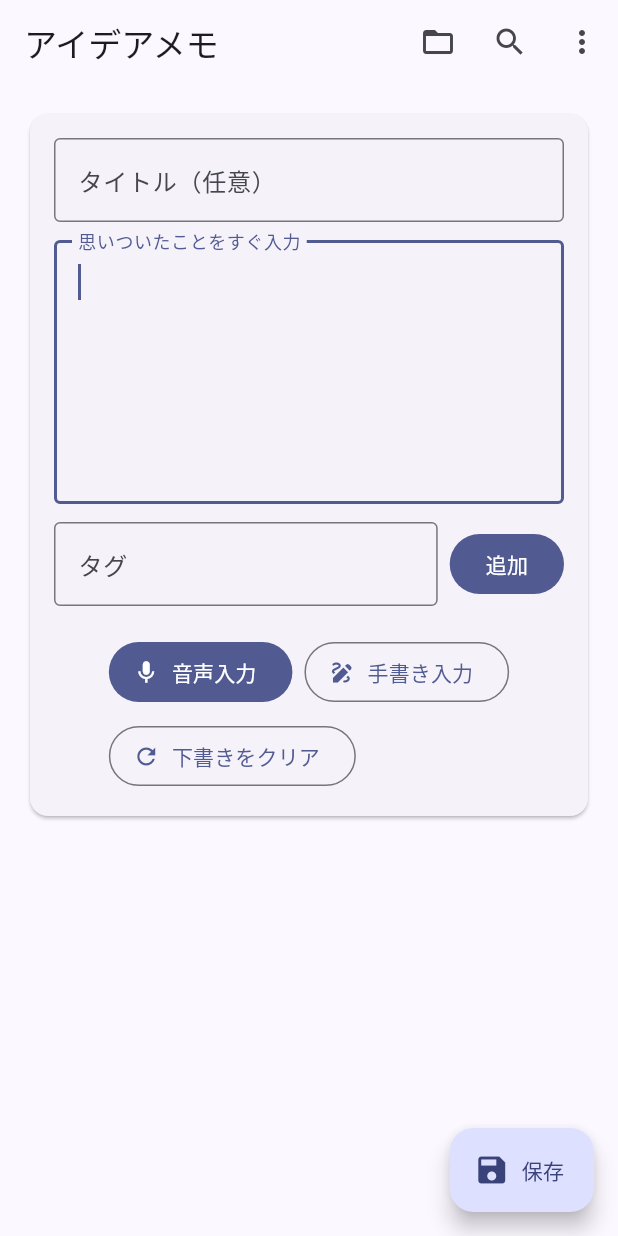
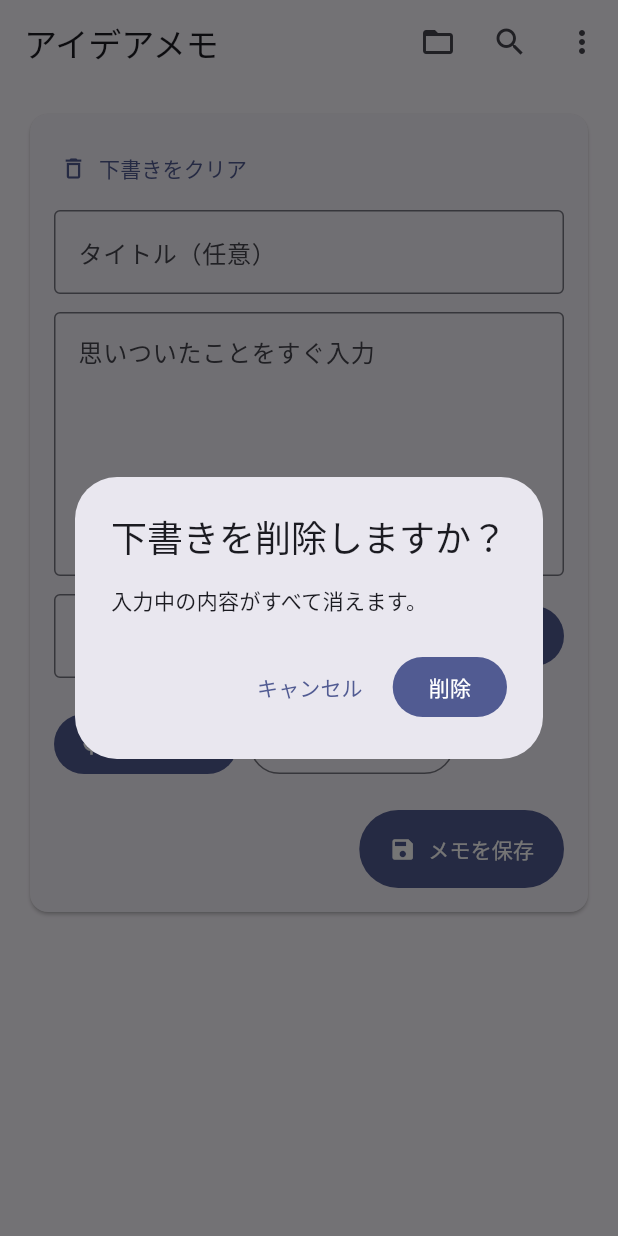
Before and after one commit to 256stella64-wq/idea_memo, a Flutter app: the screen it shows after launch, after a tap on "下書きをクリア", on a phone screen of 412 x 824 dp. Run offline on Flutter 3.47's test engine with Material 3 defaults, Android fonts, the phone set to English and light mode, and no system bars; our stand-ins replace flutter_local_notifications, flutter_timezone, shared_preferences, signature, speech_to_text, timezone.

Commit message:
ホーム画面ボタン

```diff
--- a/lib/main.dart
+++ b/lib/main.dart
@@ -301,11 +301,7 @@ class _HomeScreenState extends State<HomeScreen> {
           body: SafeArea(
             child: _buildInputArea(context),
           ),
-          floatingActionButton: FloatingActionButton.extended(
-            onPressed: _saveMemo,
-            icon: const Icon(Icons.save),
-            label: const Text('保存'),
-          ),
+
         );
       },
     );
@@ -319,7 +315,50 @@ class _HomeScreenState extends State<HomeScreen> {
           child: Padding(
             padding: const EdgeInsets.all(16),
             child: Column(
+              crossAxisAlignment: CrossAxisAlignment.start,
               children: [
+                Align(
+                  alignment: Alignment.centerLeft,
+                  child: TextButton.icon(
+                    style: TextButton.styleFrom(
+                      padding: const EdgeInsets.symmetric(horizontal: 4, vertical: 4),
+                      visualDensity: VisualDensity.compact,
+                    ),
+                    onPressed: () async {
+                      final ok = await showDialog<bool>(
+                        context: context,
+                        builder: (_) => AlertDialog(
+                          title: const Text('下書きを削除しますか？'),
+                          content: const Text('入力中の内容がすべて消えます。'),
+                          actions: [
+                            TextButton(
+                              onPressed: () => Navigator.pop(context, false),
+                              child: const Text('キャンセル'),
+                            ),
+                            FilledButton(
+                              onPressed: () => Navigator.pop(context, true),
+                              child: const Text('削除'),
+                            ),
+                          ],
+                        ),
+                      );
+
+                      if (ok != true) return;
+
+                      _titleController.clear();
+                      _bodyController.clear();
+                      _tagController.clear();
+                      setState(() {
+                        _draftTags = [];
+                        _draftHandwritingBase64 = null;
+                      });
+                      _focusNode.requestFocus();
+                    },
+                    icon: const Icon(Icons.delete_outline, size: 18),
+                    label: const Text('下書きをクリア'),
+                  ),
+                ),
+                const SizedBox(height: 8),
                 TextField(
                   controller: _titleController,
                   decoration: const InputDecoration(
@@ -353,10 +392,10 @@ class _HomeScreenState extends State<HomeScreen> {
                         onSubmitted: (_) => _addTag(),
                       ),
                     ),
-                    const SizedBox(width: 8),
+                    const SizedBox(width: 16),
                     FilledButton(
                       onPressed: _addTag,
-                      child: const Text('追加'),
+                      child: const Text('タグを追加'),
                     ),
                   ],
                 ),
@@ -404,21 +443,22 @@ class _HomeScreenState extends State<HomeScreen> {
                       icon: const Icon(Icons.draw),
                       label: const Text('手書き入力'),
                     ),
-                    OutlinedButton.icon(
-                      onPressed: () {
-                        _titleController.clear();
-                        _bodyController.clear();
-                        _tagController.clear();
-                        setState(() {
-                          _draftTags = [];
-                          _draftHandwritingBase64 = null;
-                        });
-                        _focusNode.requestFocus();
-                      },
-                      icon: const Icon(Icons.refresh),
-                      label: const Text('下書きをクリア'),
+                  ],
+                ),
+                const SizedBox(height: 20),
+                Align(
+                  alignment: Alignment.centerRight,
+                  child: FilledButton.icon(
+                    style: FilledButton.styleFrom(
+                      padding: const EdgeInsets.symmetric(
+                        horizontal: 20,
+                        vertical: 16,
+                      ),
                     ),
-                  ],
+                    onPressed: _saveMemo,
+                    icon: const Icon(Icons.save),
+                    label: const Text('メモを保存'),
+                  ),
                 ),
               ],
             ),
```
